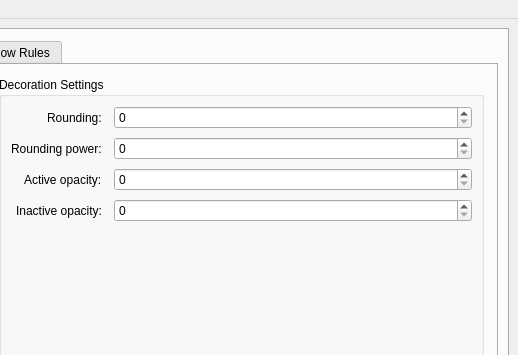
Above: hyprset/ui/generated/widget.ui from EST2374/hypr-set before the change; both pictures show x 556 to 1074 and y 0 to 355 of the 1074 by 846 pixel window. Below: the same form after it.
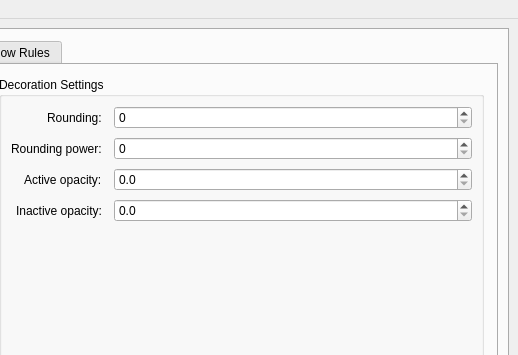
That is the form after the change.

Patch:
```diff
--- a/hyprset/ui/generated/widget.ui
+++ b/hyprset/ui/generated/widget.ui
@@ -206,13 +206,9 @@
             </property>
             <item>
              <layout class="QGridLayout" name="look_grid_layout">
-              <property name="horizontalSpacing">
+              <property name="spacing">
                <number>12</number>
               </property>
-              <property name="verticalSpacing">
-               <number>12</number>
-              </property>
-              <!-- General Settings (row 0, col 0) -->
               <item row="0" column="0">
                <widget class="QGroupBox" name="general_group">
                 <property name="title">
@@ -335,7 +331,7 @@
                 </property>
                 <layout class="QFormLayout" name="decoration_form_layout">
                  <property name="labelAlignment">
-                  <set>Qt::AlignmentFlag::AlignRight|Qt::AlignmentFlag::AlignVCenter</set>
+                  <set>Qt::AlignmentFlag::AlignRight|Qt::AlignmentFlag::AlignTrailing|Qt::AlignmentFlag::AlignVCenter</set>
                  </property>
                  <property name="horizontalSpacing">
                   <number>12</number>
@@ -370,9 +366,6 @@
                    </property>
                   </widget>
                  </item>
-                 <item row="2" column="1">
-                  <widget class="QSpinBox" name="act_op_spin_box"/>
-                 </item>
                  <item row="3" column="0">
                   <widget class="QLabel" name="inact_op_label">
                    <property name="text">
@@ -380,8 +373,19 @@
                    </property>
                   </widget>
                  </item>
+                 <item row="2" column="1">
+                  <widget class="QDoubleSpinBox" name="act_op_spin_box">
+                   <property name="decimals">
+                    <number>1</number>
+                   </property>
+                  </widget>
+                 </item>
                  <item row="3" column="1">
-                  <widget class="QSpinBox" name="inact_op_spin_box"/>
+                  <widget class="QDoubleSpinBox" name="inact_op_spin_box">
+                   <property name="decimals">
+                    <number>1</number>
+                   </property>
+                  </widget>
                  </item>
                 </layout>
                </widget>
```
Left out of the diff: 15 changed lines with no effect on the pictures.
